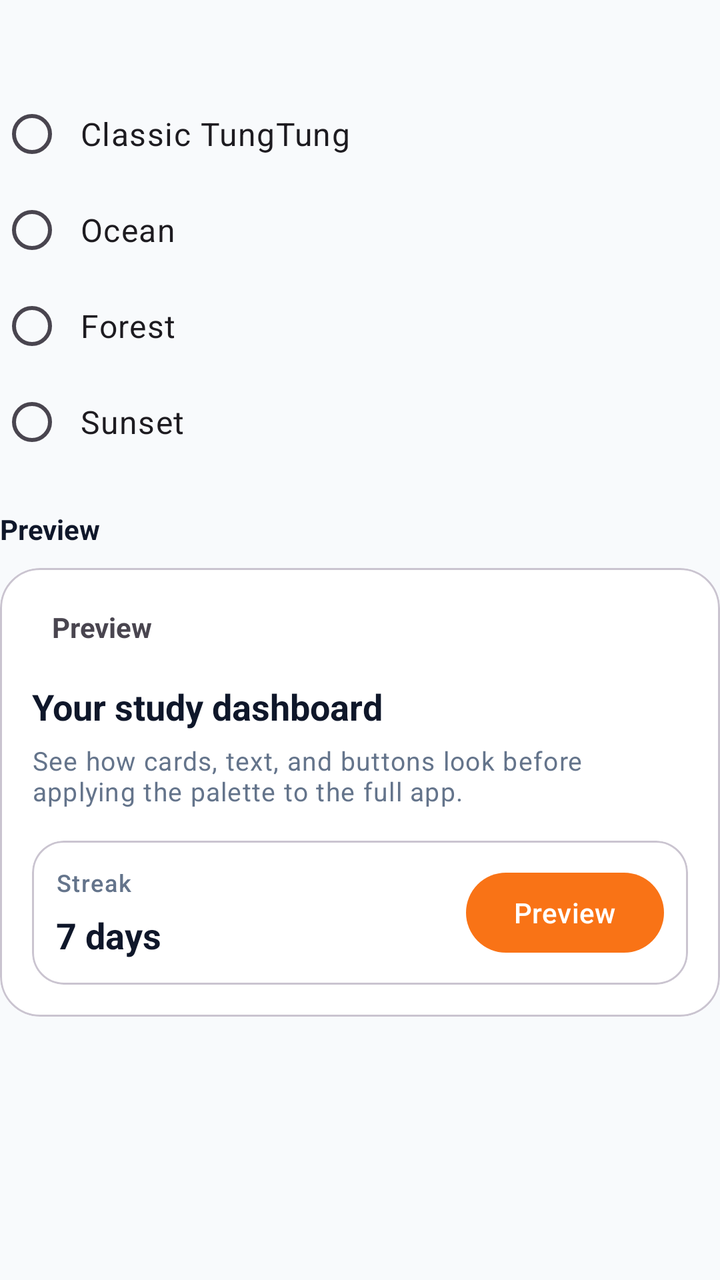
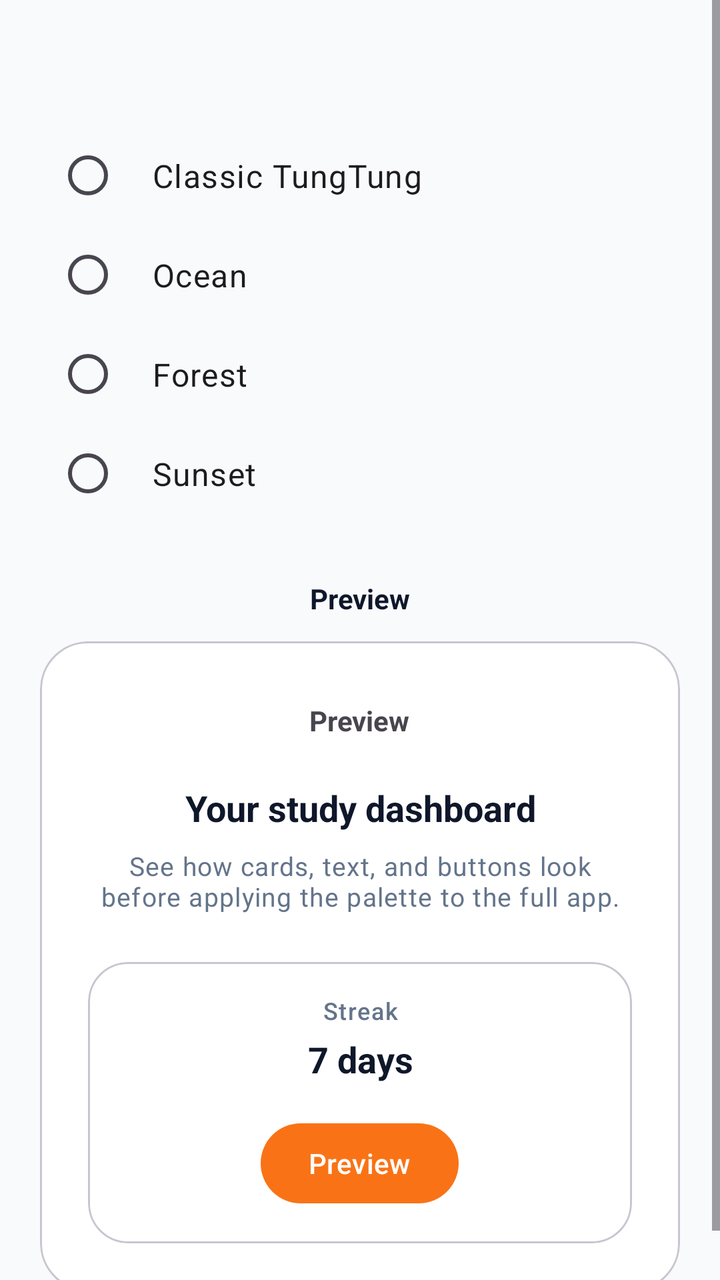

The first picture is an Android layout as it rendered before a commit; the second is the same layout after the commit. The layout source and the unified diff follow.
<!-- AndroidManifest.xml: application theme Theme.TungTung -->
<!-- res/layout/dialog_appearance_settings.xml -->
<?xml version="1.0" encoding="utf-8"?>
<ScrollView xmlns:android="http://schemas.android.com/apk/res/android"
    xmlns:app="http://schemas.android.com/apk/res-auto"
    android:layout_width="match_parent"
    android:layout_height="wrap_content"
    android:fillViewport="true">

    <LinearLayout
        android:layout_width="match_parent"
        android:layout_height="wrap_content"
        android:orientation="vertical"
        android:paddingTop="8dp">

        <TextView
            android:id="@+id/textAppearanceDialogSummary"
            android:layout_width="match_parent"
            android:layout_height="wrap_content"
            android:textAppearance="@style/TextAppearance.TungTung.BodyMedium"
            android:textColor="?attr/ttColorTextSecondary" />

        <RadioGroup
            android:id="@+id/groupPaletteOptions"
            android:layout_width="match_parent"
            android:layout_height="wrap_content"
            android:layout_marginTop="16dp"
            android:orientation="vertical">

            <RadioButton
                android:id="@+id/radioPaletteClassic"
                android:layout_width="match_parent"
                android:layout_height="wrap_content"
                android:paddingVertical="10dp"
                android:paddingStart="8dp"
                android:textAppearance="@style/TextAppearance.TungTung.BodyLarge"
                android:text="@string/palette_classic" />

            <RadioButton
                android:id="@+id/radioPaletteOcean"
                android:layout_width="match_parent"
                android:layout_height="wrap_content"
                android:paddingVertical="10dp"
                android:paddingStart="8dp"
                android:textAppearance="@style/TextAppearance.TungTung.BodyLarge"
                android:text="@string/palette_ocean" />

            <RadioButton
                android:id="@+id/radioPaletteForest"
                android:layout_width="match_parent"
                android:layout_height="wrap_content"
                android:paddingVertical="10dp"
                android:paddingStart="8dp"
                android:textAppearance="@style/TextAppearance.TungTung.BodyLarge"
                android:text="@string/palette_forest" />

            <RadioButton
                android:id="@+id/radioPaletteSunset"
                android:layout_width="match_parent"
                android:layout_height="wrap_content"
                android:paddingVertical="10dp"
                android:paddingStart="8dp"
                android:textAppearance="@style/TextAppearance.TungTung.BodyLarge"
                android:text="@string/palette_sunset" />
        </RadioGroup>

        <TextView
            android:layout_width="wrap_content"
            android:layout_height="wrap_content"
            android:layout_marginTop="20dp"
            android:text="@string/settings_preview_title"
            android:textColor="?attr/ttColorTextPrimary"
            android:textStyle="bold" />

        <com.google.android.material.card.MaterialCardView
            android:id="@+id/cardAppearancePreview"
            android:layout_width="match_parent"
            android:layout_height="wrap_content"
            android:layout_marginTop="10dp"
            app:cardCornerRadius="20dp"
            app:cardElevation="0dp"
            app:strokeWidth="1dp">

            <LinearLayout
                android:id="@+id/layoutAppearancePreviewRoot"
                android:layout_width="match_parent"
                android:layout_height="wrap_content"
                android:orientation="vertical"
                android:padding="16dp">

                <TextView
                    android:id="@+id/textPreviewBadge"
                    android:layout_width="wrap_content"
                    android:layout_height="wrap_content"
                    android:paddingHorizontal="10dp"
                    android:paddingVertical="4dp"
                    android:text="@string/settings_preview_badge"
                    android:textStyle="bold" />

                <TextView
                    android:id="@+id/textPreviewTitle"
                    android:layout_width="wrap_content"
                    android:layout_height="wrap_content"
                    android:layout_marginTop="14dp"
                    android:text="@string/settings_preview_title_text"
                    android:textAppearance="@style/TextAppearance.TungTung.TitleLarge" />

                <TextView
                    android:id="@+id/textPreviewBody"
                    android:layout_width="match_parent"
                    android:layout_height="wrap_content"
                    android:layout_marginTop="6dp"
                    android:text="@string/settings_preview_body_text"
                    android:textAppearance="@style/TextAppearance.TungTung.BodySmall" />

                <com.google.android.material.card.MaterialCardView
                    android:id="@+id/cardPreviewStat"
                    android:layout_width="match_parent"
                    android:layout_height="wrap_content"
                    android:layout_marginTop="16dp"
                    app:cardCornerRadius="16dp"
                    app:cardElevation="0dp"
                    app:strokeWidth="1dp">

                    <LinearLayout
                        android:layout_width="match_parent"
                        android:layout_height="wrap_content"
                        android:orientation="horizontal"
                        android:gravity="center_vertical"
                        android:padding="12dp">

                        <LinearLayout
                            android:layout_width="0dp"
                            android:layout_height="wrap_content"
                            android:layout_weight="1"
                            android:orientation="vertical">

                            <TextView
                                android:id="@+id/textPreviewStatLabel"
                                android:layout_width="wrap_content"
                                android:layout_height="wrap_content"
                                android:text="@string/settings_preview_stat_label"
                                android:textAppearance="@style/TextAppearance.TungTung.LabelSmall" />

                            <TextView
                                android:id="@+id/textPreviewStatValue"
                                android:layout_width="wrap_content"
                                android:layout_height="wrap_content"
                                android:layout_marginTop="6dp"
                                android:text="@string/settings_preview_stat_value"
                                android:textAppearance="@style/TextAppearance.TungTung.TitleLarge" />
                        </LinearLayout>

                        <com.google.android.material.button.MaterialButton
                            android:id="@+id/buttonPreviewAction"
                            style="@style/Widget.Material3.Button"
                            android:layout_width="wrap_content"
                            android:layout_height="wrap_content"
                            android:text="@string/settings_preview_action"
                            android:textAllCaps="false" />
                    </LinearLayout>

                </com.google.android.material.card.MaterialCardView>
            </LinearLayout>

        </com.google.android.material.card.MaterialCardView>

    </LinearLayout>

</ScrollView>
<!-- resources referenced by this layout -->
<resources>
  <string name="palette_classic">Classic TungTung</string>
  <string name="palette_forest">Forest</string>
  <string name="palette_ocean">Ocean</string>
  <string name="palette_sunset">Sunset</string>
  <string name="settings_preview_action">Preview</string>
  <string name="settings_preview_badge">Preview</string>
  <string name="settings_preview_body_text">See how cards, text, and buttons look before applying the palette to the full app.</string>
  <string name="settings_preview_stat_label">Streak</string>
  <string name="settings_preview_stat_value">7 days</string>
  <string name="settings_preview_title">Preview</string>
  <string name="settings_preview_title_text">Your study dashboard</string>
  <style name="TextAppearance.TungTung.BodyLarge" parent="TextAppearance.Material3.BodyLarge">
          <item name="android:textSize">16sp</item>
          <item name="android:textColor">?attr/ttColorTextPrimary</item>
      </style>
  <style name="TextAppearance.TungTung.BodyMedium" parent="TextAppearance.Material3.BodyMedium">
          <item name="android:textSize">14sp</item>
          <item name="android:textColor">?attr/ttColorTextPrimary</item>
      </style>
  <style name="TextAppearance.TungTung.BodySmall" parent="TextAppearance.Material3.BodySmall">
          <item name="android:textSize">13sp</item>
          <item name="android:textColor">?attr/ttColorTextSecondary</item>
      </style>
  <style name="TextAppearance.TungTung.LabelSmall" parent="TextAppearance.Material3.LabelSmall">
          <item name="android:textSize">12sp</item>
          <item name="android:textColor">?attr/ttColorTextSecondary</item>
      </style>
  <style name="TextAppearance.TungTung.TitleLarge" parent="TextAppearance.Material3.TitleLarge">
          <item name="android:textSize">18sp</item>
          <item name="android:textStyle">bold</item>
          <item name="android:textColor">?attr/ttColorTextPrimary</item>
      </style>
  <style name="Theme.TungTung" parent="Base.Theme.TungTung" />
  <color name="tt_primary">#F97316</color>
  <color name="white">#FFFFFFFF</color>
  <color name="tt_success">#10B981</color>
  <color name="tt_surface">#FFFFFF</color>
  <color name="tt_text_primary">#0F172A</color>
  <color name="tt_surface_alt">#E2E8F0</color>
  <color name="tt_border">#E2E8F0</color>
  <color name="tt_background">#F8FAFC</color>
  <color name="tt_primary_tint">#FFF7ED</color>
  <color name="tt_text_secondary">#64748B</color>
  <color name="tt_text_muted">#94A3B8</color>
  <style name="ShapeAppearance.TungTung.Button" parent="ShapeAppearance.Material3.Corner.Small">
          <item name="cornerSize">@dimen/button_radius</item>
      </style>
  <style name="ShapeAppearance.TungTung.Card" parent="ShapeAppearance.Material3.Corner.Medium">
          <item name="cornerSize">@dimen/card_radius</item>
      </style>
  <style name="ShapeAppearance.TungTung.Modal" parent="ShapeAppearance.Material3.Corner.Large">
          <item name="cornerSize">@dimen/modal_radius</item>
      </style>
  <dimen name="button_radius">8dp</dimen>
  <dimen name="card_radius">10dp</dimen>
  <dimen name="modal_radius">16dp</dimen>
  <!-- unchanged entries left out for length: 1 -->
</resources>

<!-- the commit's change to res/layout/dialog_appearance_settings.xml (unified diff, before → after) -->
@@ -9,12 +9,14 @@
         android:layout_width="match_parent"
         android:layout_height="wrap_content"
         android:orientation="vertical"
-        android:paddingTop="8dp">
+        android:padding="20dp">
 
         <TextView
             android:id="@+id/textAppearanceDialogSummary"
             android:layout_width="match_parent"
             android:layout_height="wrap_content"
+            android:gravity="center"
+            android:textAlignment="center"
             android:textAppearance="@style/TextAppearance.TungTung.BodyMedium"
             android:textColor="?attr/ttColorTextSecondary" />
 
@@ -22,15 +24,17 @@
             android:id="@+id/groupPaletteOptions"
             android:layout_width="match_parent"
             android:layout_height="wrap_content"
-            android:layout_marginTop="16dp"
+            android:layout_marginTop="24dp"
+            android:layout_marginHorizontal="8dp"
             android:orientation="vertical">
 
             <RadioButton
                 android:id="@+id/radioPaletteClassic"
                 android:layout_width="match_parent"
                 android:layout_height="wrap_content"
-                android:paddingVertical="10dp"
-                android:paddingStart="8dp"
+                android:paddingVertical="14dp"
+                android:paddingStart="16dp"
+                android:paddingEnd="16dp"
                 android:textAppearance="@style/TextAppearance.TungTung.BodyLarge"
                 android:text="@string/palette_classic" />
 
@@ -38,8 +42,9 @@
                 android:id="@+id/radioPaletteOcean"
                 android:layout_width="match_parent"
                 android:layout_height="wrap_content"
-                android:paddingVertical="10dp"
-                android:paddingStart="8dp"
+                android:paddingVertical="14dp"
+                android:paddingStart="16dp"
+                android:paddingEnd="16dp"
                 android:textAppearance="@style/TextAppearance.TungTung.BodyLarge"
                 android:text="@string/palette_ocean" />
 
@@ -47,8 +52,9 @@
                 android:id="@+id/radioPaletteForest"
                 android:layout_width="match_parent"
                 android:layout_height="wrap_content"
-                android:paddingVertical="10dp"
-                android:paddingStart="8dp"
+                android:paddingVertical="14dp"
+                android:paddingStart="16dp"
+                android:paddingEnd="16dp"
                 android:textAppearance="@style/TextAppearance.TungTung.BodyLarge"
                 android:text="@string/palette_forest" />
 
@@ -56,16 +62,19 @@
                 android:id="@+id/radioPaletteSunset"
                 android:layout_width="match_parent"
                 android:layout_height="wrap_content"
-                android:paddingVertical="10dp"
-                android:paddingStart="8dp"
+                android:paddingVertical="14dp"
+                android:paddingStart="16dp"
+                android:paddingEnd="16dp"
                 android:textAppearance="@style/TextAppearance.TungTung.BodyLarge"
                 android:text="@string/palette_sunset" />
         </RadioGroup>
 
         <TextView
-            android:layout_width="wrap_content"
+            android:layout_width="match_parent"
             android:layout_height="wrap_content"
-            android:layout_marginTop="20dp"
+            android:layout_marginTop="28dp"
+            android:gravity="center"
+            android:textAlignment="center"
             android:text="@string/settings_preview_title"
             android:textColor="?attr/ttColorTextPrimary"
             android:textStyle="bold" />
@@ -74,8 +83,8 @@
             android:id="@+id/cardAppearancePreview"
             android:layout_width="match_parent"
             android:layout_height="wrap_content"
-            android:layout_marginTop="10dp"
-            app:cardCornerRadius="20dp"
+            android:layout_marginTop="12dp"
+            app:cardCornerRadius="24dp"
             app:cardElevation="0dp"
             app:strokeWidth="1dp">
 
@@ -84,22 +93,26 @@
                 android:layout_width="match_parent"
                 android:layout_height="wrap_content"
                 android:orientation="vertical"
-                android:padding="16dp">
+                android:gravity="center_horizontal"
+                android:padding="24dp">
 
                 <TextView
                     android:id="@+id/textPreviewBadge"
                     android:layout_width="wrap_content"
                     android:layout_height="wrap_content"
-                    android:paddingHorizontal="10dp"
-                    android:paddingVertical="4dp"
+                    android:paddingHorizontal="14dp"
+                    android:paddingVertical="6dp"
+                    android:layout_gravity="center_horizontal"
                     android:text="@string/settings_preview_badge"
                     android:textStyle="bold" />
 
                 <TextView
                     android:id="@+id/textPreviewTitle"
-                    android:layout_width="wrap_content"
+                    android:layout_width="match_parent"
                     android:layout_height="wrap_content"
-                    android:layout_marginTop="14dp"
+                    android:layout_marginTop="16dp"
+                    android:gravity="center"
+                    android:textAlignment="center"
                     android:text="@string/settings_preview_title_text"
                     android:textAppearance="@style/TextAppearance.TungTung.TitleLarge" />
 
@@ -107,7 +120,9 @@
                     android:id="@+id/textPreviewBody"
                     android:layout_width="match_parent"
                     android:layout_height="wrap_content"
-                    android:layout_marginTop="6dp"
+                    android:layout_marginTop="8dp"
+                    android:gravity="center"
+                    android:textAlignment="center"
                     android:text="@string/settings_preview_body_text"
                     android:textAppearance="@style/TextAppearance.TungTung.BodySmall" />
 
@@ -115,45 +130,41 @@
                     android:id="@+id/cardPreviewStat"
                     android:layout_width="match_parent"
                     android:layout_height="wrap_content"
-                    android:layout_marginTop="16dp"
-                    app:cardCornerRadius="16dp"
+                    android:layout_marginTop="24dp"
+                    app:cardCornerRadius="20dp"
                     app:cardElevation="0dp"
                     app:strokeWidth="1dp">
 
                     <LinearLayout
                         android:layout_width="match_parent"
                         android:layout_height="wrap_content"
-                        android:orientation="horizontal"
-                        android:gravity="center_vertical"
-                        android:padding="12dp">
+                        android:orientation="vertical"
+                        android:gravity="center_horizontal"
+                        android:padding="16dp">
 
-                        <LinearLayout
-                            android:layout_width="0dp"
+                        <TextView
+                            android:id="@+id/textPreviewStatLabel"
+                            android:layout_width="wrap_content"
                             android:layout_height="wrap_content"
-                            android:layout_weight="1"
-                            android:orientation="vertical">
+                            android:gravity="center"
+                            android:text="@string/settings_preview_stat_label"
+                            android:textAppearance="@style/TextAppearance.TungTung.LabelSmall" />
 
-                            <TextView
-                                android:id="@+id/textPreviewStatLabel"
-                                android:layout_width="wrap_content"
-                                android:layout_height="wrap_content"
-                                android:text="@string/settings_preview_stat_label"
-                                android:textAppearance="@style/TextAppearance.TungTung.LabelSmall" />
-
-                            <TextView
-                                android:id="@+id/textPreviewStatValue"
-                                android:layout_width="wrap_content"
-                                android:layout_height="wrap_content"
-                                android:layout_marginTop="6dp"
-                                android:text="@string/settings_preview_stat_value"
-                                android:textAppearance="@style/TextAppearance.TungTung.TitleLarge" />
-                        </LinearLayout>
+                        <TextView
+                            android:id="@+id/textPreviewStatValue"
+                            android:layout_width="wrap_content"
+                            android:layout_height="wrap_content"
+                            android:layout_marginTop="4dp"
+                            android:gravity="center"
+                            android:text="@string/settings_preview_stat_value"
+                            android:textAppearance="@style/TextAppearance.TungTung.TitleLarge" />
 
                         <com.google.android.material.button.MaterialButton
                             android:id="@+id/buttonPreviewAction"
                             style="@style/Widget.Material3.Button"
                             android:layout_width="wrap_content"
                             android:layout_height="wrap_content"
+                            android:layout_marginTop="16dp"
                             android:text="@string/settings_preview_action"
                             android:textAllCaps="false" />
                     </LinearLayout>
